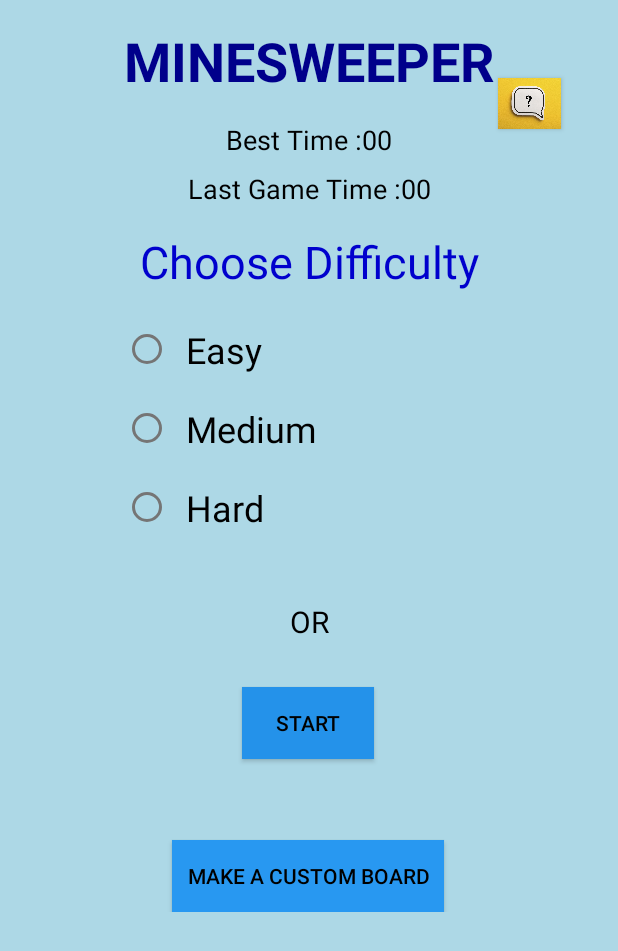
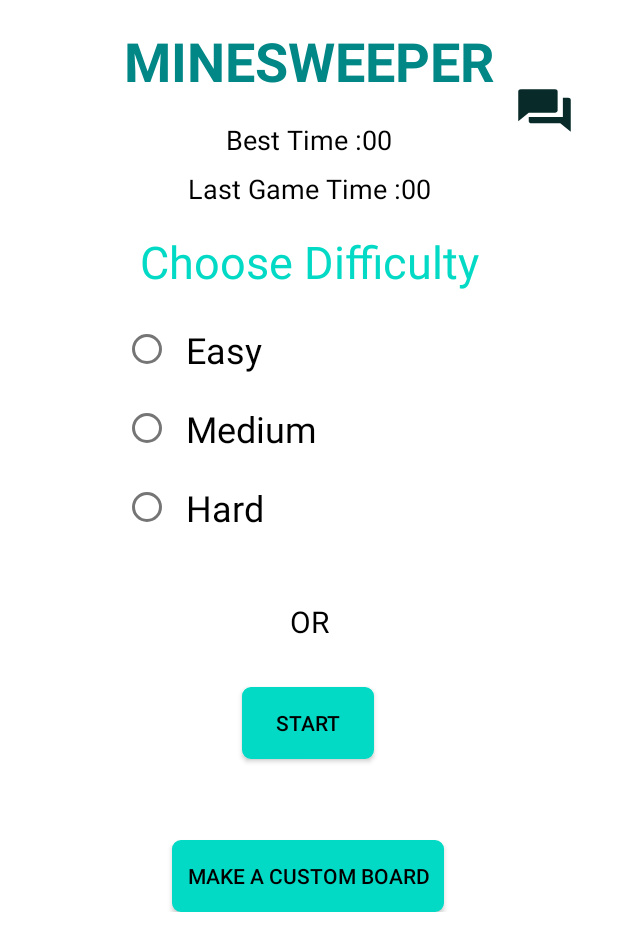
Before and after one commit to shivamgoel008/Minesweeper, an Android app: the layout activity_main.xml on its own in the app's theme, with its tools: preview values and no code run, on a phone screen of 412 x 824 dp. Shown: the top 951 px of the screen. Run offline under Robolectric (Android 15) with nearby library versions, the phone set to English and light mode, and no system bars.

Commit message:
UI And Basic Function

```diff
--- /dev/null
+++ b/app/src/main/res/drawable/ic_baseline_question_answer_24.xml
@@ -0,0 +1,5 @@
+<vector android:height="24dp" android:tint="#082B2A"
+    android:viewportHeight="24" android:viewportWidth="24"
+    android:width="24dp" xmlns:android="http://schemas.android.com/apk/res/android">
+    <path android:fillColor="@android:color/white" android:pathData="M21,6h-2v9L6,15v2c0,0.55 0.45,1 1,1h11l4,4L22,7c0,-0.55 -0.45,-1 -1,-1zM17,12L17,3c0,-0.55 -0.45,-1 -1,-1L3,2c-0.55,0 -1,0.45 -1,1v14l4,-4h10c0.55,0 1,-0.45 1,-1z"/>
+</vector>
--- /dev/null
+++ b/app/src/main/res/drawable/mybutton.xml
@@ -0,0 +1,24 @@
+<?xml version="1.0" encoding="utf-8"?>
+<selector xmlns:android="http://schemas.android.com/apk/res/android" >
+    <item android:state_pressed="true" >
+        <shape android:shape="rectangle"  >
+            <corners android:radius="5dip" />
+            <stroke android:width="1dip" android:color="@color/teal_200" />
+            <gradient android:angle="-90" android:startColor="@color/teal_200" android:endColor="@color/teal_200"  />
+        </shape>
+    </item>
+    <item android:state_focused="true">
+        <shape android:shape="rectangle"  >
+            <corners android:radius="5dip" />
+            <stroke android:width="1dip" android:color="@color/teal_200" />
+            <solid android:color="@color/teal_200"/>
+        </shape>
+    </item>
+    <item >
+        <shape android:shape="rectangle"  >
+            <corners android:radius="5dip" />
+            <stroke android:width="1dip" android:color="@color/teal_200" />
+            <gradient android:angle="-90" android:startColor="@color/teal_200" android:endColor="@color/teal_200" />
+        </shape>
+    </item>
+</selector>
--- a/app/src/main/res/layout/activity_custom_board.xml
+++ b/app/src/main/res/layout/activity_custom_board.xml
@@ -4,7 +4,7 @@
     xmlns:tools="http://schemas.android.com/tools"
     android:layout_width="match_parent"
     android:layout_height="match_parent"
-    android:background="#ADD8E6"
+    android:background="#fff"
     tools:context=".CustomBoard">
 
 <!--    <EditText-->
@@ -126,7 +126,7 @@
         android:layout_width="wrap_content"
         android:layout_height="wrap_content"
         android:layout_marginBottom="128dp"
-        android:background="#1D88DD"
+        android:background="@drawable/mybutton"
         android:text="Submit"
         android:textColor="#000"
         android:textSize="18sp"
--- a/app/src/main/res/layout/activity_main.xml
+++ b/app/src/main/res/layout/activity_main.xml
@@ -4,7 +4,7 @@
     xmlns:tools="http://schemas.android.com/tools"
     android:layout_width="match_parent"
     android:layout_height="match_parent"
-    android:background="#ADD8E6"
+    android:background="#fff"
     android:orientation="vertical"
     tools:context=".MainActivity">
 
@@ -29,7 +29,7 @@
         android:layout_height="wrap_content"
         android:layout_marginTop="16dp"
         android:text="@string/minesweeper"
-        android:textColor="#00008B"
+        android:textColor="@color/teal_700"
         android:textSize="36sp"
         android:textStyle="bold"
         app:layout_constraintEnd_toEndOf="parent"
@@ -96,7 +96,7 @@
         android:layout_height="wrap_content"
         android:layout_marginTop="16dp"
         android:text="@string/choose_difficulty"
-        android:textColor="#0000CD"
+        android:textColor="@color/teal_200"
         android:textSize="30sp"
         app:layout_constraintEnd_toEndOf="parent"
         app:layout_constraintStart_toStartOf="parent"
@@ -157,7 +157,7 @@
                 android:layout_width="wrap_content"
                 android:layout_height="wrap_content"
                 android:layout_marginTop="132dp"
-                android:background="#2898F1"
+                android:background="@drawable/mybutton"
                 android:paddingLeft="10dp"
                 android:paddingRight="10dp"
                 android:text="@string/make_a_custom_board"
@@ -173,7 +173,7 @@
                 android:layout_height="wrap_content"
                 android:layout_marginTop="30dp"
                 android:layout_marginBottom="48dp"
-                android:background="#2492EA"
+                android:background="@drawable/mybutton"
                 android:text="@string/start"
                 android:textColor="#000"
                 app:layout_constraintBottom_toBottomOf="parent"
@@ -187,13 +187,13 @@
                 android:id="@+id/rules"
                 android:layout_width="42dp"
                 android:layout_height="34dp"
-        android:background="@drawable/questionmark"
+                android:background="@drawable/ic_baseline_question_answer_24"
                 app:layout_constraintBottom_toBottomOf="parent"
                 app:layout_constraintEnd_toEndOf="parent"
-        app:layout_constraintHorizontal_bias="0.897"
+                app:layout_constraintHorizontal_bias="0.924"
                 app:layout_constraintStart_toStartOf="parent"
                 app:layout_constraintTop_toTopOf="parent"
-        app:layout_constraintVertical_bias="0.091" />
+                app:layout_constraintVertical_bias="0.099" />
 
         </androidx.constraintlayout.widget.ConstraintLayout>
 
--- a/app/src/main/res/layout/activity_results.xml
+++ b/app/src/main/res/layout/activity_results.xml
@@ -40,10 +40,9 @@
         android:layout_width="wrap_content"
         android:layout_height="wrap_content"
         android:layout_marginBottom="24dp"
-        android:background="#ADD8E6"
+        android:background="@drawable/mybutton"
         android:padding="20dp"
         android:text="Try Again"
-
         android:textSize="18sp"
         app:layout_constraintBottom_toBottomOf="parent"
         app:layout_constraintEnd_toEndOf="parent"
--- a/app/src/main/res/values/themes.xml
+++ b/app/src/main/res/values/themes.xml
@@ -1,9 +1,9 @@
 <resources xmlns:tools="http://schemas.android.com/tools">
     <!-- Base application theme. -->
-    <style name="Theme.Minesweeper_se_tang_hu" parent="Theme.MaterialComponents.DayNight.DarkActionBar">
+    <style name="Theme.Minesweeper_se_tang_hu" parent="Theme.MaterialComponents.DayNight.NoActionBar">
         <!-- Primary brand color. -->
-        <item name="colorPrimary">@color/purple_500</item>
-        <item name="colorPrimaryVariant">@color/purple_700</item>
+        <item name="colorPrimary">@color/teal_700</item>
+        <item name="colorPrimaryVariant">@color/teal_200</item>
         <item name="colorOnPrimary">@color/white</item>
         <!-- Secondary brand color. -->
         <item name="colorSecondary">@color/teal_200</item>
```
Also changed, not shown: app/src/main/java/com/example/minesweeper_se_tang_hu/CustomBoard.kt (+18 -17 lines), app/src/main/java/com/example/minesweeper_se_tang_hu/MainActivity.kt (+10 -4 lines), app/src/main/res/drawable/flag.xml (added, +10 -0 lines), app/src/main/res/drawable/ic_baseline_refresh_24.xml (added, +10 -0 lines), app/src/main/res/layout/activity_game_play.xml (+8 -7 lines), app/src/main/res/drawable-v24/gameover.jpg (deleted), app/src/main/res/drawable/flag.png (deleted), app/src/main/res/drawable/gameover.jpg (added). Lines whose indentation alone changed are shown as unchanged.
